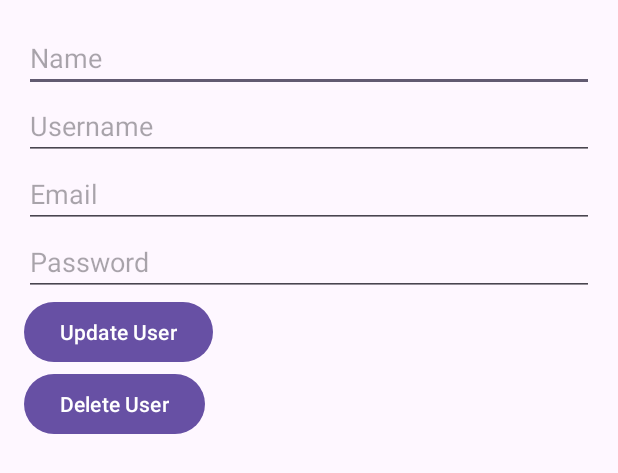
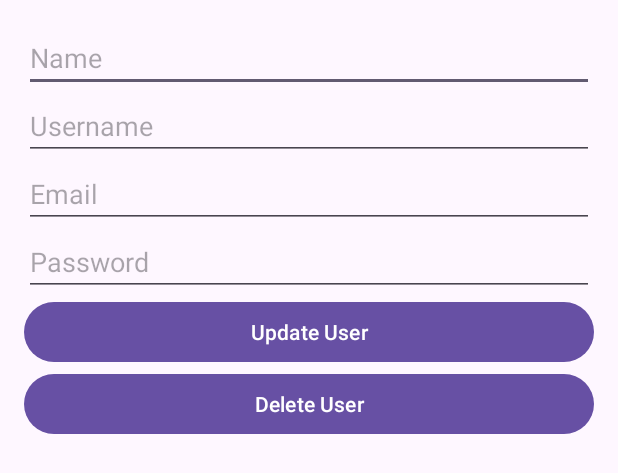
Before and after one commit to AlexandrePSantos/TP_CM, an Android app: the layout fragment_edit_user.xml on its own in the app's theme, with its tools: preview values and no code run, on a phone screen of 412 x 824 dp. Shown: the top 473 px of the screen. Run offline under Robolectric (Android 15) with nearby library versions, the phone set to English and light mode, and no system bars.

Commit message:
edit form

```diff
--- a/app/src/main/java/com/example/trabpratico/ui/Admin/EditUserActivity.kt
+++ b/app/src/main/java/com/example/trabpratico/ui/Admin/EditUserActivity.kt
@@ -4,6 +4,7 @@ import android.os.Bundle
 import androidx.appcompat.app.AppCompatActivity
 import com.example.trabpratico.R
 import com.example.trabpratico.ui.fragments.EditUserFragment
+
 
 class EditUserActivity : AppCompatActivity() {
 
--- a/app/src/main/java/com/example/trabpratico/ui/fragments/EditUserFragment.kt
+++ b/app/src/main/java/com/example/trabpratico/ui/fragments/EditUserFragment.kt
@@ -58,6 +58,7 @@ class EditUserFragment : Fragment() {
                     response.body()?.let { user ->
                         binding.user = user
                     }
+                    Toast.makeText(context, "User details loaded successfully", Toast.LENGTH_SHORT).show()
                 } else {
                     Toast.makeText(context, "Failed to load user details", Toast.LENGTH_SHORT).show()
                 }
@@ -98,7 +99,7 @@ class EditUserFragment : Fragment() {
             override fun onResponse(call: Call<Void>, response: Response<Void>) {
                 if (response.isSuccessful) {
                     Toast.makeText(context, "User deleted successfully", Toast.LENGTH_SHORT).show()
-                    activity?.finish()
+                    activity?.supportFragmentManager?.popBackStack()
                 } else {
                     Toast.makeText(context, "Failed to delete user", Toast.LENGTH_SHORT).show()
                 }
--- a/app/src/main/res/layout/activity_edit_user.xml
+++ b/app/src/main/res/layout/activity_edit_user.xml
@@ -1,11 +1,7 @@
 <?xml version="1.0" encoding="utf-8"?>
 <FrameLayout xmlns:android="http://schemas.android.com/apk/res/android"
+    android:id="@+id/fragment_container"
     android:layout_width="match_parent"
     android:layout_height="match_parent">
 
-    <fragment
-        android:id="@+id/fragment_container"
-        android:name="com.example.trabpratico.ui.fragments.EditUserFragment"
-        android:layout_width="match_parent"
-        android:layout_height="match_parent" />
 </FrameLayout>
--- a/app/src/main/res/layout/fragment_edit_user.xml
+++ b/app/src/main/res/layout/fragment_edit_user.xml
@@ -1,6 +1,7 @@
 <?xml version="1.0" encoding="utf-8"?>
 <layout xmlns:android="http://schemas.android.com/apk/res/android"
     xmlns:app="http://schemas.android.com/apk/res-auto">
+
     <data>
         <variable
             name="user"
@@ -20,7 +21,8 @@
             android:text="@={user.name}"
             app:layout_constraintTop_toTopOf="parent"
             app:layout_constraintStart_toStartOf="parent"
-            app:layout_constraintEnd_toEndOf="parent" />
+            app:layout_constraintEnd_toEndOf="parent"
+            android:layout_marginBottom="16dp" />
 
         <EditText
             android:id="@+id/edit_user_username"
@@ -30,7 +32,8 @@
             android:text="@={user.username}"
             app:layout_constraintTop_toBottomOf="@id/edit_user_name"
             app:layout_constraintStart_toStartOf="parent"
-            app:layout_constraintEnd_toEndOf="parent" />
+            app:layout_constraintEnd_toEndOf="parent"
+            android:layout_marginBottom="16dp" />
 
         <EditText
             android:id="@+id/edit_user_email"
@@ -40,7 +43,8 @@
             android:text="@={user.email}"
             app:layout_constraintTop_toBottomOf="@id/edit_user_username"
             app:layout_constraintStart_toStartOf="parent"
-            app:layout_constraintEnd_toEndOf="parent" />
+            app:layout_constraintEnd_toEndOf="parent"
+            android:layout_marginBottom="16dp" />
 
         <EditText
             android:id="@+id/edit_user_password"
@@ -50,23 +54,27 @@
             android:text="@={user.password}"
             app:layout_constraintTop_toBottomOf="@id/edit_user_email"
             app:layout_constraintStart_toStartOf="parent"
-            app:layout_constraintEnd_toEndOf="parent" />
+            app:layout_constraintEnd_toEndOf="parent"
+            android:layout_marginBottom="16dp" />
 
         <Button
             android:id="@+id/buttonUpdateUser"
-            android:layout_width="wrap_content"
+            android:layout_width="0dp"
             android:layout_height="wrap_content"
             android:text="Update User"
             app:layout_constraintTop_toBottomOf="@id/edit_user_password"
-            app:layout_constraintStart_toStartOf="parent" />
+            app:layout_constraintStart_toStartOf="parent"
+            app:layout_constraintEnd_toEndOf="parent"
+            android:layout_marginBottom="16dp" />
 
         <Button
             android:id="@+id/buttonDeleteUser"
-            android:layout_width="wrap_content"
+            android:layout_width="0dp"
             android:layout_height="wrap_content"
             android:text="Delete User"
             app:layout_constraintTop_toBottomOf="@id/buttonUpdateUser"
-            app:layout_constraintStart_toStartOf="parent" />
+            app:layout_constraintStart_toStartOf="parent"
+            app:layout_constraintEnd_toEndOf="parent" />
 
     </androidx.constraintlayout.widget.ConstraintLayout>
 </layout>
```
Also changed, not shown: app/src/main/java/com/example/trabpratico/adapter/UserAdapter.kt (+2 -6 lines), app/src/main/java/com/example/trabpratico/ui/Admin/UsersActivity.kt (+5 -12 lines), app/src/main/res/layout/item_user.xml (+4 -5 lines).
